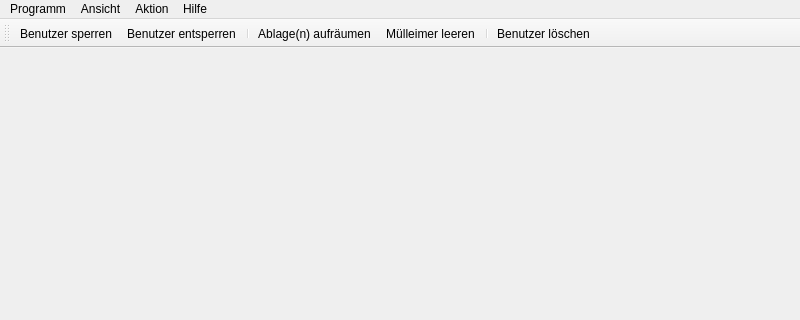
Qt form ui/MainWindow.ui (floriandotorg/bumm) before a commit; both pictures show x 0 to 800 and y 0 to 320 of the 800 by 600 pixel window.
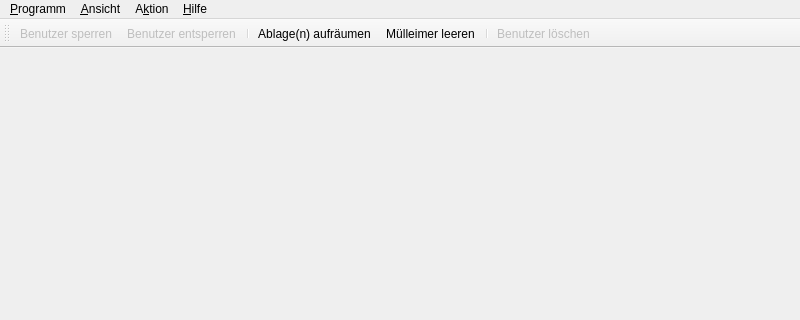
The same form after that commit. Icons and pictures are not drawn.

The edit to the form file:
```diff
--- a/ui/MainWindow.ui
+++ b/ui/MainWindow.ui
@@ -28,13 +28,13 @@
    </property>
    <widget class="QMenu" name="_menu_program" >
     <property name="title" >
-     <string>Programm</string>
+     <string>&amp;Programm</string>
     </property>
     <addaction name="_action_quit" />
    </widget>
    <widget class="QMenu" name="_menu_view" >
     <property name="title" >
-     <string>Ansicht</string>
+     <string>&amp;Ansicht</string>
     </property>
     <addaction name="_action_user_details" />
     <addaction name="separator" />
@@ -42,13 +42,13 @@
    </widget>
    <widget class="QMenu" name="_menu_help" >
     <property name="title" >
-     <string>Hilfe</string>
+     <string>&amp;Hilfe</string>
     </property>
     <addaction name="_action_info" />
    </widget>
    <widget class="QMenu" name="_menu_action" >
     <property name="title" >
-     <string>Aktion</string>
+     <string>A&amp;ktion</string>
     </property>
     <addaction name="_action_lock" />
     <addaction name="_action_unlock" />
@@ -109,12 +109,18 @@
    </property>
   </action>
   <action name="_action_delete" >
+   <property name="enabled" >
+    <bool>false</bool>
+   </property>
    <property name="icon" >
     <iconset resource="../qrc/images.qrc" >
      <normaloff>:/icons/icons/delete.png</normaloff>:/icons/icons/delete.png</iconset>
    </property>
    <property name="text" >
-    <string>Benutzer löschen</string>
+    <string>Benutzer &amp;löschen</string>
+   </property>
+   <property name="statusTip" >
+    <string>Löscht die ausgewählten Benutzer</string>
    </property>
   </action>
   <action name="_action_destroy_clipboard" >
@@ -123,7 +129,10 @@
      <normaloff>:/icons/icons/destroy_clipboard.png</normaloff>:/icons/icons/destroy_clipboard.png</iconset>
    </property>
    <property name="text" >
-    <string>Ablage(n) aufräumen</string>
+    <string>&amp;Ablage(n) aufräumen</string>
+   </property>
+   <property name="statusTip" >
+    <string>Löscht die Ablage aller, bzw. aller ausgewählten Benutzer</string>
    </property>
   </action>
   <action name="_action_destroy_trash" >
@@ -132,25 +141,40 @@
      <normaloff>:/icons/icons/destroy_trash.png</normaloff>:/icons/icons/destroy_trash.png</iconset>
    </property>
    <property name="text" >
-    <string>Mülleimer leeren</string>
+    <string>&amp;Mülleimer leeren</string>
+   </property>
+   <property name="statusTip" >
+    <string>Leet den Mülleimer aller bzw. aller ausgewählten Benutzer</string>
    </property>
   </action>
   <action name="_action_lock" >
+   <property name="enabled" >
+    <bool>false</bool>
+   </property>
    <property name="icon" >
     <iconset resource="../qrc/images.qrc" >
      <normaloff>:/icons/icons/lock.png</normaloff>:/icons/icons/lock.png</iconset>
    </property>
    <property name="text" >
-    <string>Benutzer sperren</string>
+    <string>Benutzer &amp;sperren</string>
+   </property>
+   <property name="statusTip" >
+    <string>Sperrt die ausgewählten Benutzer</string>
    </property>
   </action>
   <action name="_action_unlock" >
+   <property name="enabled" >
+    <bool>false</bool>
+   </property>
    <property name="icon" >
     <iconset resource="../qrc/images.qrc" >
      <normaloff>:/icons/icons/unlock.png</normaloff>:/icons/icons/unlock.png</iconset>
    </property>
    <property name="text" >
-    <string>Benutzer entsperren</string>
+    <string>Benutzer &amp;entsperren</string>
+   </property>
+   <property name="statusTip" >
+    <string>Hebt die Sperrung der ausgewählten Benutzer auf</string>
    </property>
   </action>
  </widget>
```
Left out of the diff: 20 changed lines with no effect on the pictures.
